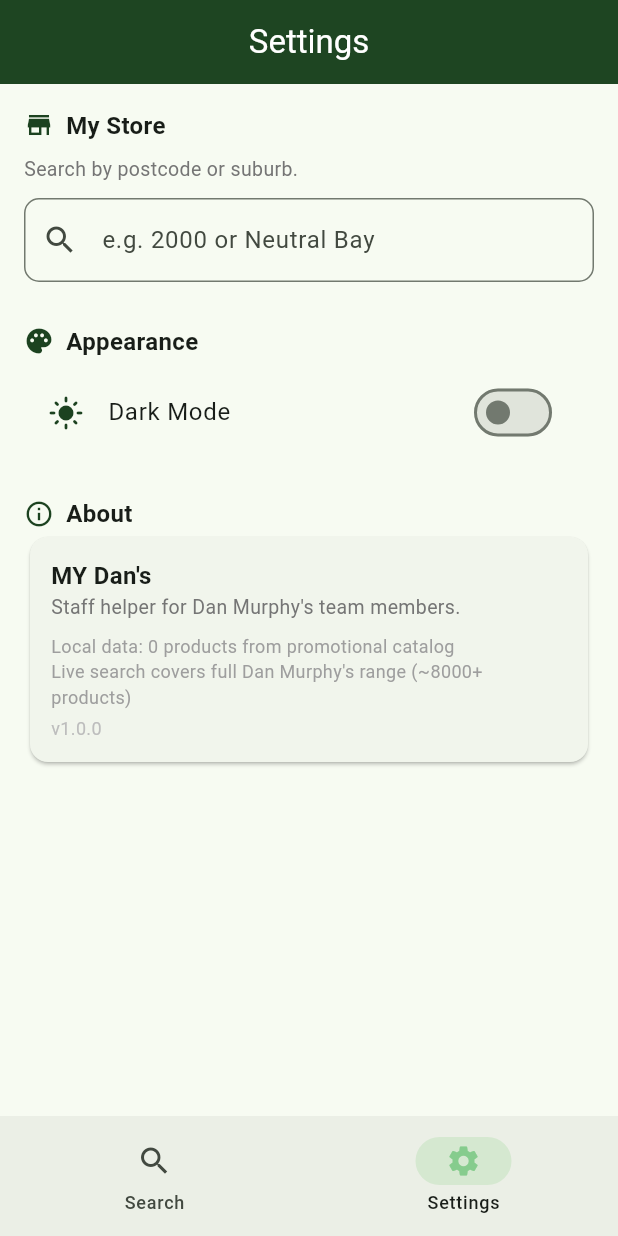
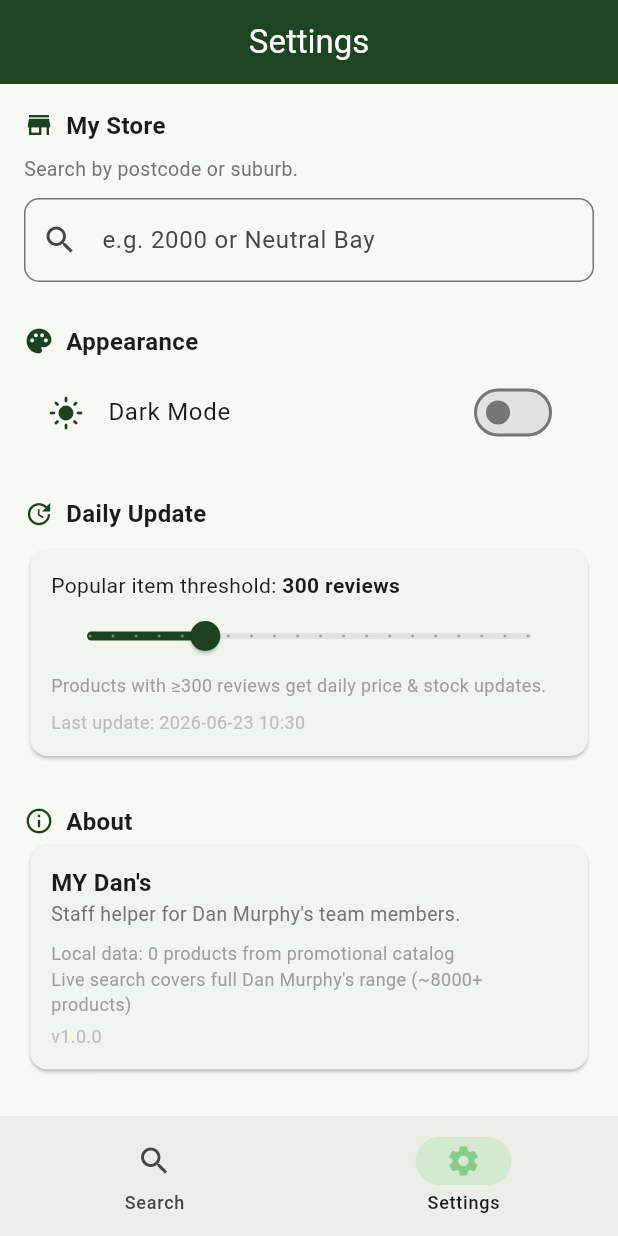
Before and after one commit to CalvFletch/MY-dans, a Flutter app: the screen it shows after launch, item 2 of the bottom bar chosen, on a phone screen of 412 x 824 dp. Run offline on Flutter 3.47's test engine with Material 3 defaults, Android fonts, the phone set to English and light mode, and no system bars; our stand-ins replace fl_chart, flutter_svg, shared_preferences; missing offline and left inert: mobile_scanner; network calls fail.

Commit message:
Add in-app daily background updater + review threshold setting

```diff
--- a/lib/main.dart
+++ b/lib/main.dart
@@ -5,6 +5,7 @@
 import 'services/api_service.dart';
 import 'services/cache_service.dart';
 import 'services/search_service.dart';
+import 'services/background_service.dart';
 
 // Brand colors
 class AppColors {
@@ -33,6 +34,7 @@
   };
 
   await SearchService.init();
+  BackgroundUpdater.checkAndRun(); // non-blocking daily update
   runApp(const MyDansApp());
 }
 
--- a/lib/screens/settings_screen.dart
+++ b/lib/screens/settings_screen.dart
@@ -4,6 +4,7 @@
 import '../services/api_service.dart';
 import '../services/cache_service.dart';
 import '../services/search_service.dart';
+import '../services/background_service.dart';
 
 class SettingsScreen extends StatefulWidget {
   final bool darkMode;
@@ -26,12 +27,24 @@
   List<Map<String, dynamic>> _stores = [];
   bool _loading = false;
   Timer? _debounce;
+  int _reviewThreshold = 300;
+  DateTime? _lastDailyRun;
 
   @override
   void initState() {
     super.initState();
     _loadStore();
+    _loadDailyInfo();
     _searchController.addListener(_onSearchChanged);
+  }
+
+  Future<void> _loadDailyInfo() async {
+    final t = await BackgroundUpdater.getReviewThreshold();
+    final last = await BackgroundUpdater.getLastRun();
+    setState(() {
+      _reviewThreshold = t;
+      _lastDailyRun = last;
+    });
   }
 
   Future<void> _loadStore() async {
@@ -208,6 +221,41 @@
             onChanged: widget.onToggleDarkMode,
           ),
           const SizedBox(height: 28),
+          _sectionHeader('Daily Update', Icons.update),
+          const SizedBox(height: 8),
+          Card(
+            child: Padding(
+              padding: const EdgeInsets.all(14),
+              child: Column(
+                crossAxisAlignment: CrossAxisAlignment.start,
+                children: [
+                  Row(children: [
+                    const Text('Popular item threshold: '),
+                    Text('$_reviewThreshold reviews', style: const TextStyle(fontWeight: FontWeight.w600)),
+                  ]),
+                  Slider(
+                    value: _reviewThreshold.toDouble(),
+                    min: 50, max: 1000, divisions: 19,
+                    label: '$_reviewThreshold',
+                    onChanged: (v) => setState(() => _reviewThreshold = v.round()),
+                    onChangeEnd: (v) => BackgroundUpdater.setReviewThreshold(v.round()),
+                  ),
+                  Text(
+                    'Products with ≥$_reviewThreshold reviews get daily price & stock updates.',
+                    style: TextStyle(color: Colors.grey[500], fontSize: 12),
+                  ),
+                  const SizedBox(height: 8),
+                  Text(
+                    _lastDailyRun != null
+                        ? 'Last update: ${_lastDailyRun!.toString().substring(0, 16)}'
+                        : 'No update run yet',
+                    style: TextStyle(color: Colors.grey[400], fontSize: 12),
+                  ),
+                ],
+              ),
+            ),
+          ),
+          const SizedBox(height: 28),
           _sectionHeader('About', Icons.info_outline),
           Card(
             child: Padding(
--- /dev/null
+++ b/lib/services/background_service.dart
@@ -0,0 +1,186 @@
+import 'dart:async';
+import 'dart:convert';
+import 'package:http/http.dart' as http;
+import 'package:shared_preferences/shared_preferences.dart';
+import '../models/product.dart';
+
+/// Background daily product updater
+/// - Runs on app launch if >24h since last run
+/// - Finds new products in catalog
+/// - Updates details/prices/stock for popular items (≥ review threshold)
+class BackgroundUpdater {
+  static const _lastRunKey = 'daily_update_last_run';
+  static const _reviewThresholdKey = 'daily_review_threshold';
+
+  static Future<void> checkAndRun() async {
+    final prefs = await SharedPreferences.getInstance();
+    final lastRun = prefs.getString(_lastRunKey);
+    final now = DateTime.now();
+
+    // Run if never run or >22h since last run
+    if (lastRun != null) {
+      final last = DateTime.tryParse(lastRun);
+      if (last != null && now.difference(last).inHours < 22) {
+        print('[DAILY] Skipped — last run ${last.toString().substring(0, 16)}');
+        return;
+      }
+    }
+
+    print('[DAILY] Starting background update...');
+    await prefs.setString(_lastRunKey, now.toIso8601String());
+
+    try {
+      final reviewThreshold = prefs.getInt(_reviewThresholdKey) ?? 300;
+      final storeNo = await _getStoreNo();
+      await _runUpdate(reviewThreshold, storeNo, prefs);
+    } catch (e) {
+      print('[DAILY] Error: $e');
+    }
+  }
+
+  static Future<void> _runUpdate(int threshold, String storeNo, SharedPreferences prefs) async {
+    final headers = {
+      'Ocp-Apim-Subscription-Key': 'REDACTED3b914654a250e79d62250776',
+      'User-Agent': 'DanMurphy/10.1.1',
+      'Content-Type': 'application/json',
+    };
+
+    // Load existing cache
+    final cacheRaw = prefs.getString('product_cache') ?? '{}';
+    final Map<String, dynamic> cache = json.decode(cacheRaw) as Map<String, dynamic>;
+    print('[DAILY] Existing cache: ${cache.length} products');
+
+    // Step 1: Fetch current catalog codes
+    final currentCodes = <String>{};
+    for (var page = 1; page <= 80; page++) {
+      try {
+        final r = await http.post(
+          Uri.parse('https://apiservices.danmurphys.com.au/cmpt/api/v2/AdvertisedOffers/Products'),
+          headers: headers,
+          body: json.encode({'PageNumber': page, 'PageSize': 50}),
+        );
+        if (r.statusCode != 200) break;
+        final data = json.decode(r.body) as Map<String, dynamic>;
+        final products = data['products'] as List<dynamic>? ?? [];
+        if (products.isEmpty) break;
+        for (final p in products) {
+          currentCodes.add((p['id'] ?? '').toString());
+        }
+        await Future.delayed(const Duration(milliseconds: 200));
+      } catch (_) { break; }
+    }
+    print('[DAILY] Catalog: ${currentCodes.length} codes');
+
+    // Step 2: Find new codes + popular codes
+    final newCodes = currentCodes.where((c) => !cache.containsKey(c)).toList();
+    final popularCodes = <String>[];
+    for (final entry in cache.entries) {
+      final p = entry.value as Map<String, dynamic>;
+      final reviews = p['totalReviewCount'] as int? ?? 0;
+      if (reviews >= threshold && currentCodes.contains(entry.key)) {
+        popularCodes.add(entry.key);
+      }
+    }
+    print('[DAILY] New: ${newCodes.length}, Popular: ${popularCodes.length}');
+
+    // Step 3: Fetch details for new + popular
+    final toFetch = <String>{...newCodes, ...popularCodes}.toList();
+    var fetched = 0;
+
+    for (final code in toFetch) {
+      try {
+        final r = await http.get(
+          Uri.parse('https://api.danmurphys.com.au/apis/ui/Product/$code?StoreNo=$storeNo'),
+          headers: headers,
+        );
+        if (r.statusCode == 200) {
+          final data = json.decode(r.body) as Map<String, dynamic>;
+          final products = data['Products'] as List<dynamic>?;
+          if (products != null && products.isNotEmpty) {
+            final p = products[0] as Map<String, dynamic>;
+            final additionalDetails = (p['AdditionalDetails'] as List<dynamic>?) ?? [];
+            String ad(String n) => (additionalDetails.firstWhere((d) => d['Name'] == n, orElse: () => {'Value': ''})['Value'] ?? '').toString();
+
+            final priceMap = p['Prices'] as Map<String, dynamic>? ?? {};
+            final prices = <Map<String, dynamic>>[];
+            for (final entry in priceMap.entries) {
+              final pd = entry.value as Map<String, dynamic>?;
+              if (pd != null) prices.add({
+                'type': entry.key,
+                'message': '${pd['Message'] ?? ''}',
+                'value': (pd['Value'] ?? 0).toDouble(),
+                'preText': '${pd['PreText'] ?? ''}',
+                'isMemberOffer': pd['IsMemberOffer'] == true,
+                'packType': '${pd['PackType'] ?? ''}',
+                'beforePromotion': (pd['BeforePromotion'] ?? 0).toDouble(),
+                'afterPromotion': (pd['AfterPromotion'] ?? 0).toDouble(),
+              });
+            }
+
+            final existing = cache[code] as Map<String, dynamic>?;
+            cache[code] = {
+              'stockcode': '${p['Stockcode'] ?? code}',
+              'title': ad('webtitle'),
+              'brand': ad('webbrandname'),
+              'description': '${p['Description'] ?? ''}',
+              'richDescription': '${p['RichDescription'] ?? ''}',
+              'packageSize': ad('webliquorsize'),
+              'alcoholVolume': ad('webalcoholpercentage'),
+              'varietal': ad('varietal'),
+              'region': ad('webregionoforigin'),
+              'state': ad('webstateoforigin'),
+              'country': ad('countryoforigin'),
+              'vintage': ad('webvintagecurrent'),
+              'closure': ad('webbottleclosure'),
+              'standardDrinks': ad('standarddrinks'),
+              'wineBody': ad('webwinebody'),
+              'wineSweetness': ad('webwinestyle'),
+              'averageRating': double.tryParse(ad('webaverageproductrating')),
+              'totalReviewCount': int.tryParse(ad('webtotalreviewcount')) ?? 0,
+              'smallImageUrl': '',
+              'mediumImageUrl': '',
+              'largeImageUrl': '',
+              'stockOnHand': p['StockOnHand'] ?? 0,
+              'isPurchasable': p['IsPurchasable'] == true,
+              'categories': ((p['Categories'] as List<dynamic>?)?.map((c) => '${c['Name'] ?? ''}').toList() ?? []),
+              'prices': prices,
+              'firstSeen': existing?['firstSeen'] ?? DateTime.now().toIso8601String(),
+              'lastUpdated': DateTime.now().toIso8601String(),
+            };
+            fetched++;
+          }
+        } else if (r.statusCode == 429) {
+          await Future.delayed(const Duration(seconds: 30));
+        }
+      } catch (_) {}
+
+      // Rate limit: 2 req/sec
+      await Future.delayed(const Duration(milliseconds: 500));
+    }
+
+    // Step 4: Save
+    await prefs.setString('product_cache', json.encode(cache));
+    print('[DAILY] Done. Fetched: $fetched, Cache: ${cache.length} products');
+  }
+
+  static Future<String> _getStoreNo() async {
+    final prefs = await SharedPreferences.getInstance();
+    return prefs.getString('store_no') ?? '6176';
+  }
+
+  static Future<int> getReviewThreshold() async {
+    final prefs = await SharedPreferences.getInstance();
+    return prefs.getInt(_reviewThresholdKey) ?? 300;
+  }
+
+  static Future<void> setReviewThreshold(int value) async {
+    final prefs = await SharedPreferences.getInstance();
+    await prefs.setInt(_reviewThresholdKey, value);
+  }
+
+  static Future<DateTime?> getLastRun() async {
+    final prefs = await SharedPreferences.getInstance();
+    final s = prefs.getString(_lastRunKey);
+    return s != null ? DateTime.tryParse(s) : null;
+  }
+}
```
